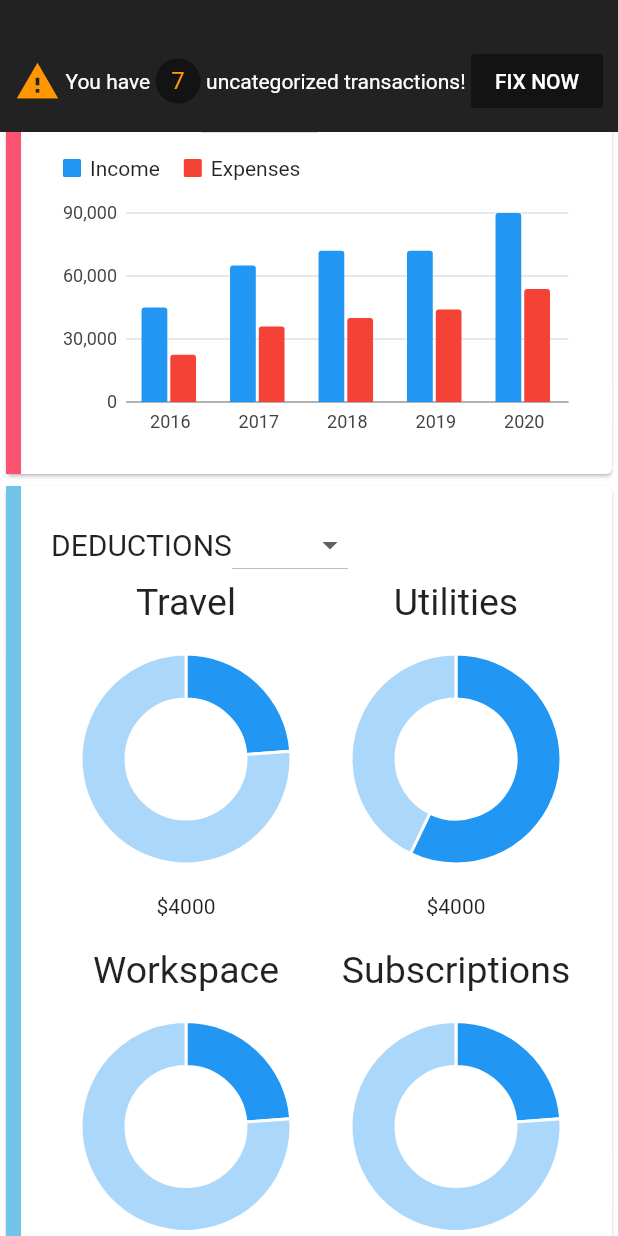
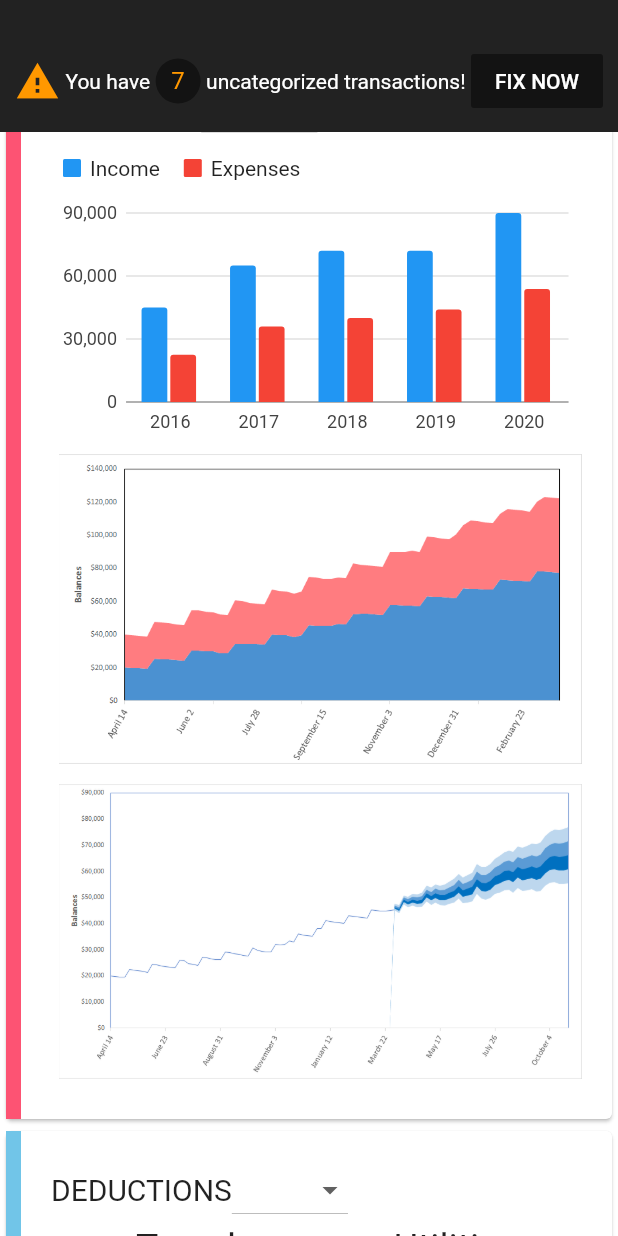
Before and after one commit to foresthpark/atb_hackathon2020, a Flutter app: the OverviewPage screen opened directly, scrolled down 1728 dp, on a phone screen of 412 x 824 dp. Run offline on Flutter 3.47's test engine with Material 2 defaults, Android fonts, the light colour scheme and no system bars; our stand-ins replace after_layout, charts_flutter, flutter_slidable, google_nav_bar, introduction_screen, line_icons and 2 more; missing offline and left inert: beauty_textfield, qrscan, slide_to_confirm, transformer_page_view.

Commit message:
add graphs to overview

```diff
--- a/lib/views/overview/overview.dart
+++ b/lib/views/overview/overview.dart
@@ -675,6 +675,26 @@ var personal = Card(
               )
             ],
           ),
+          Container(
+            height: 210.0,
+            margin: EdgeInsets.all(5.0),
+            decoration: BoxDecoration(
+              image: DecorationImage(
+                image: AssetImage(
+                    'lib/src/assets/imgs/graph.png'),
+              ),
+            ),
+          ),
+          Container(
+            height: 200.0,
+            margin: EdgeInsets.all(5.0),
+            decoration: BoxDecoration(
+              image: DecorationImage(
+                image: AssetImage(
+                    'lib/src/assets/imgs/graph2.png'),
+              ),
+            ),
+          ),
         ],
       ),
     ));
```
Also changed, not shown: lib/src/assets/imgs/graph.png (added), lib/src/assets/imgs/graph2.png (added).
